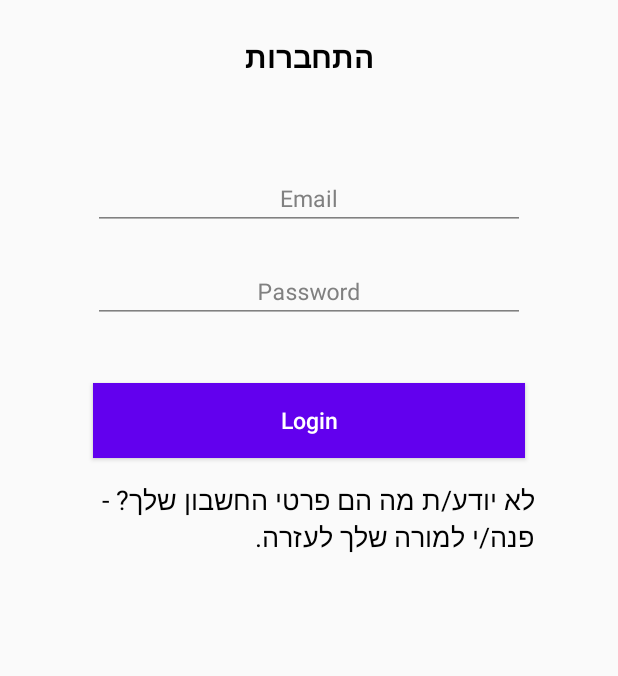
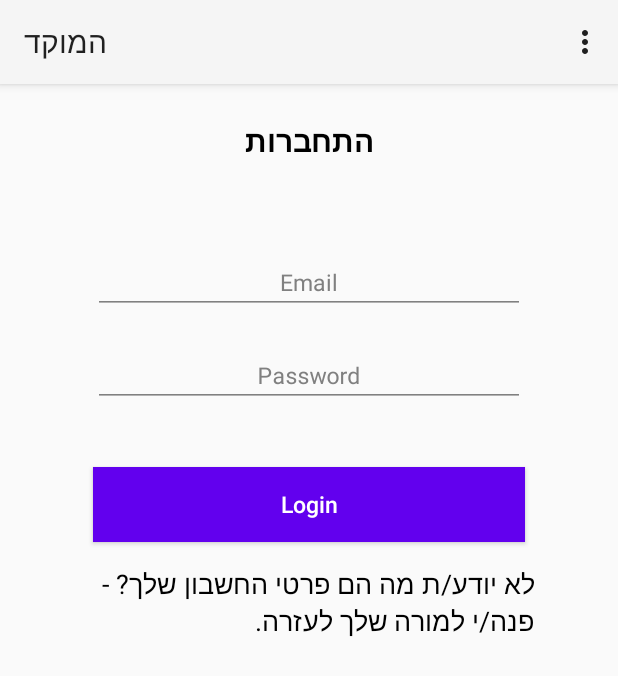
Before and after one commit to shavitA16/MokedOded, an Android app: the screen it shows after launch (LoginActivity), on a phone screen of 412 x 824 dp. Shown: the top 676 px of the screen. Run offline under Robolectric (Android 15) with nearby library versions, the phone set to English and light mode, and no system bars; our stand-ins replace Firebase (no records; nobody signed in at launch, a user with empty details on screens opened directly).

Commit message:
added menu for RegisterActivity and LoginActivity

```diff
--- a/app/src/main/java/com/schoolproject/MokedOded/LoginActivity.java
+++ b/app/src/main/java/com/schoolproject/MokedOded/LoginActivity.java
@@ -2,11 +2,17 @@ package com.schoolproject.MokedOded;
 
 import androidx.annotation.NonNull;
 import androidx.appcompat.app.AppCompatActivity;
+import androidx.appcompat.widget.Toolbar;
 
+import android.annotation.SuppressLint;
+import android.app.ActionBar;
 import android.content.Intent;
 import android.os.Bundle;
 import android.util.Log;
 import android.util.Patterns;
+import android.view.Menu;
+import android.view.MenuInflater;
+import android.view.MenuItem;
 import android.view.View;
 import android.widget.Button;
 import android.widget.EditText;
@@ -40,6 +46,9 @@ public class LoginActivity extends AppCompatActivity {
     protected void onCreate(Bundle savedInstanceState) {
         super.onCreate(savedInstanceState);
         setContentView(R.layout.activity_login);
+        Toolbar myToolbar = findViewById(R.id.toolbarLog);
+        setSupportActionBar(myToolbar);
+
         mAuth = FirebaseAuth.getInstance();
         updateUI(mAuth.getCurrentUser());
 
@@ -109,4 +118,25 @@ public class LoginActivity extends AppCompatActivity {
         finish();
     }
 
+    @Override
+    public boolean onCreateOptionsMenu(Menu menu) {
+        getMenuInflater().inflate(R.menu.menu, menu);
+        return true;
+    }
+
+    @Override
+    public boolean onOptionsItemSelected(@NonNull @NotNull MenuItem item) {
+        switch (item.getItemId()){
+            case R.id.menuLogin:
+                Toast.makeText(this, "אתה כבר נמצא בדף ההתחברות", Toast.LENGTH_SHORT).show();
+                break;
+
+            case R.id.menuRegister:
+                Intent logToReg = new Intent(this, RegisterActivity.class);
+                startActivity(logToReg);
+                finish();
+                break;
+        }
+        return super.onOptionsItemSelected(item);
+    }
 }
--- a/app/src/main/res/layout/activity_create_user.xml
+++ b/app/src/main/res/layout/activity_create_user.xml
@@ -7,7 +7,7 @@
     tools:context=".CreateUserActivity">
 
     <TextView
-        android:id="@+id/addUserTextView"
+        android:id="@+id/loginTextView"
         android:layout_width="wrap_content"
         android:layout_height="wrap_content"
         android:layout_marginTop="24dp"
@@ -23,7 +23,7 @@
         android:id="@+id/scrollView2"
         android:layout_width="match_parent"
         android:layout_height="wrap_content"
-        app:layout_constraintTop_toBottomOf="@id/addUserTextView">
+        app:layout_constraintTop_toBottomOf="@id/loginTextView">
 
         <androidx.constraintlayout.widget.ConstraintLayout
             android:layout_width="match_parent"
--- a/app/src/main/res/layout/activity_login.xml
+++ b/app/src/main/res/layout/activity_login.xml
@@ -6,8 +6,9 @@
     android:layout_height="match_parent"
     tools:context=".LoginActivity">
 
+
     <TextView
-        android:id="@+id/addUserTextView"
+        android:id="@+id/loginTextView"
         android:layout_width="wrap_content"
         android:layout_height="wrap_content"
         android:layout_marginTop="24dp"
@@ -17,13 +18,13 @@
         android:textStyle="bold"
         app:layout_constraintEnd_toEndOf="parent"
         app:layout_constraintStart_toStartOf="parent"
-        app:layout_constraintTop_toTopOf="parent" />
+        app:layout_constraintTop_toBottomOf="@+id/toolbarLog" />
 
     <ScrollView
         android:id="@+id/scrollView3"
         android:layout_width="match_parent"
         android:layout_height="wrap_content"
-        app:layout_constraintTop_toBottomOf="@id/addUserTextView">
+        app:layout_constraintTop_toBottomOf="@id/loginTextView">
 
         <androidx.constraintlayout.widget.ConstraintLayout
             android:layout_width="match_parent"
@@ -136,5 +137,14 @@
         app:layout_constraintStart_toStartOf="parent"
         app:layout_constraintTop_toBottomOf="@+id/scrollView3" />
 
-
+    <androidx.appcompat.widget.Toolbar
+        android:id="@+id/toolbarLog"
+        android:layout_width="match_parent"
+        android:layout_height="?attr/actionBarSize"
+        android:background="?attr/colorPrimary"
+        android:elevation="4dp"
+        android:theme="@style/ThemeOverlay.AppCompat.ActionBar"
+        app:layout_constraintStart_toStartOf="parent"
+        app:layout_constraintTop_toTopOf="parent"
+        app:popupTheme="@style/ThemeOverlay.AppCompat.Light" />
 </androidx.constraintlayout.widget.ConstraintLayout>
--- /dev/null
+++ b/app/src/main/res/menu/menu.xml
@@ -0,0 +1,11 @@
+<?xml version="1.0" encoding="utf-8"?>
+<menu xmlns:android="http://schemas.android.com/apk/res/android"
+    xmlns:app="http://schemas.android.com/apk/res-auto">
+
+    <item android:id="@+id/menuLogin"
+        android:title="התחברות">
+    </item>
+    <item android:id="@+id/menuRegister"
+        android:title="הרשמה">
+    </item>
+</menu>
--- a/app/src/main/res/values/styles.xml
+++ b/app/src/main/res/values/styles.xml
@@ -2,6 +2,7 @@
     <!-- Base application theme. -->
     <style name="AppTheme" parent="Theme.AppCompat.Light.DarkActionBar">
         <!-- Customize your theme here. -->
+
         <item name="colorPrimary">@color/colorPrimary</item>
         <item name="colorPrimaryDark">@color/colorPrimaryDark</item>
         <item name="colorAccent">@color/colorAccent</item>
```
Also changed, not shown: app/src/main/AndroidManifest.xml (+6 -5 lines), app/src/main/java/com/schoolproject/MokedOded/RegisterActivity.java (added, +50 -0 lines), app/src/main/res/drawable/ic_menu_icon.xml (added, +10 -0 lines), app/src/main/res/layout/activity_register.xml (added, +70 -0 lines).
